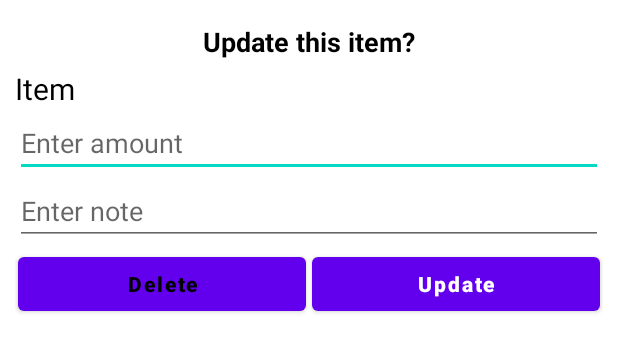
After one commit to MarioArocaPaez/MoneyTracker, an Android app: the layout update_layout.xml on its own in the app's theme, with its tools: preview values and no code run, on a phone screen of 412 x 824 dp. The commit adds this screen. Shown: the top 352 px of the screen. Run offline under Robolectric (Android 15) with nearby library versions, the phone set to English and light mode, and no system bars.

Commit message:
Feat: update feature

```diff
--- a/app/src/main/java/com/example/moneytrackerproject/Data.java
+++ b/app/src/main/java/com/example/moneytrackerproject/Data.java
@@ -1,6 +1,6 @@
 package com.example.moneytrackerproject;
 
-// The Data object stores the information of each spending instance
+// The Data class stores the information of each spending instance
 public class Data {
 
     private String item;
--- a/app/src/main/java/com/example/moneytrackerproject/MainActivity.java
+++ b/app/src/main/java/com/example/moneytrackerproject/MainActivity.java
@@ -98,10 +98,6 @@ public class MainActivity extends AppCompatActivity {
     // Method to retrieve the items from the Firebase database and display them on the retrieve
     // layout through the itemsAdapter, ordered by date.
     private void readItems(){
-
-        DateFormat dateFormat = new SimpleDateFormat("dd-MM-yyyy");
-        Calendar cal = Calendar.getInstance();
-        String date = dateFormat.format(cal.getTime());
 
         // Retrieving the items from the database
         DatabaseReference reference = FirebaseDatabase.getInstance().getReference().child("user");
--- /dev/null
+++ b/app/src/main/res/layout/update_layout.xml
@@ -0,0 +1,86 @@
+<?xml version="1.0" encoding="utf-8"?>
+<LinearLayout
+    xmlns:android="http://schemas.android.com/apk/res/android"
+    android:layout_width="match_parent"
+    android:layout_height="match_parent"
+    android:orientation="vertical"
+    android:layout_margin="10dp">
+
+    <TextView
+        android:layout_width="match_parent"
+        android:layout_height="wrap_content"
+        android:text="Update this item?"
+        android:textStyle="bold"
+        android:textSize="18sp"
+        android:layout_margin="5dp"
+        android:textColor="#000"
+        android:gravity="center"/>
+
+    <TextView
+        android:layout_width="match_parent"
+        android:layout_height="wrap_content"
+        android:text="Item"
+        android:textSize="20sp"
+        android:textColor="#000"
+        android:id="@+id/item"/>
+
+    <EditText
+        android:layout_width="match_parent"
+        android:layout_height="wrap_content"
+        android:hint="Enter amount"
+        android:textColor="#000"
+        android:inputType="number"
+        android:id="@+id/amount"/>
+
+    <EditText
+        android:layout_width="match_parent"
+        android:layout_height="wrap_content"
+        android:hint="Enter note"
+        android:textColor="#000"
+        android:id="@+id/note"/>
+
+    <LinearLayout
+        android:layout_width="match_parent"
+        android:layout_height="wrap_content"
+        android:orientation="horizontal"
+        android:baselineAligned="false">
+
+        <RelativeLayout
+            android:layout_width="0dp"
+            android:layout_height="wrap_content"
+            android:layout_weight="1">
+
+            <Button
+                android:id="@+id/delete"
+                android:layout_width="match_parent"
+                android:layout_height="wrap_content"
+                android:layout_marginStart="2dp"
+                android:layout_marginTop="2dp"
+                android:layout_marginEnd="2dp"
+                android:layout_marginBottom="2dp"
+                android:text="Delete"
+                android:textAllCaps="false"
+                android:textColor="#000"
+                android:textStyle="bold" />
+        </RelativeLayout>
+
+        <RelativeLayout
+            android:layout_width="0dp"
+            android:layout_height="wrap_content"
+            android:layout_weight="1">
+            <Button
+                android:id="@+id/update"
+                android:layout_width="match_parent"
+                android:layout_height="wrap_content"
+                android:text="Update"
+                android:textAllCaps="false"
+                android:textColor="#fff"
+                android:textStyle="bold"
+                android:layout_margin="2dp"
+                />
+        </RelativeLayout>
+    </LinearLayout>
+
+
+
+</LinearLayout>
```
Also changed, not shown: app/src/main/java/com/example/moneytrackerproject/ItemsAdapter.java (+81 -2 lines).
